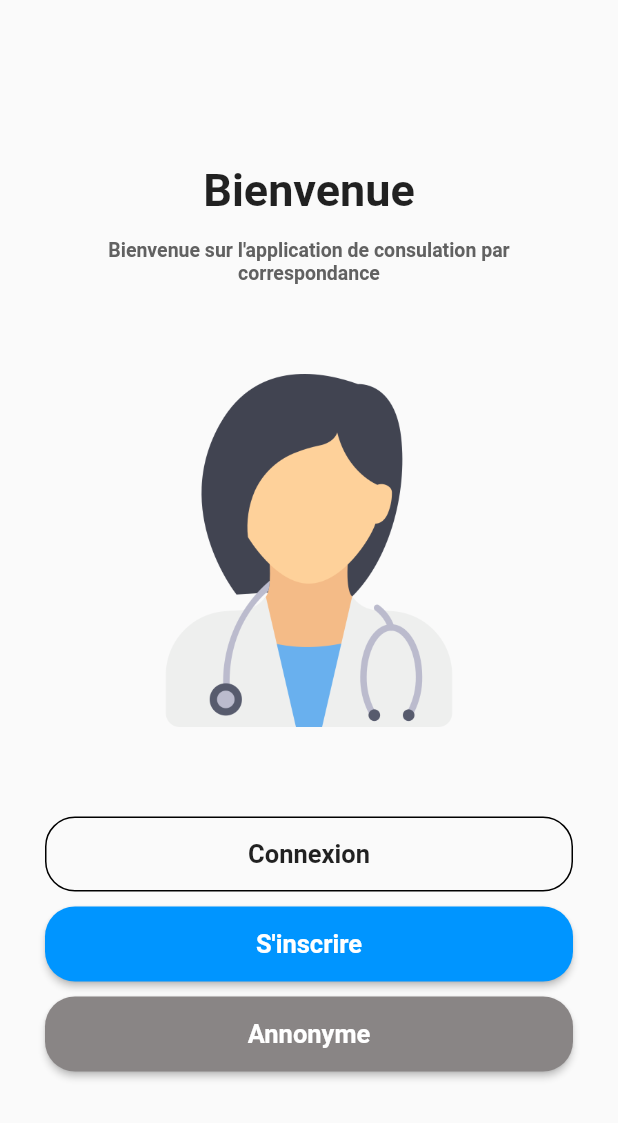
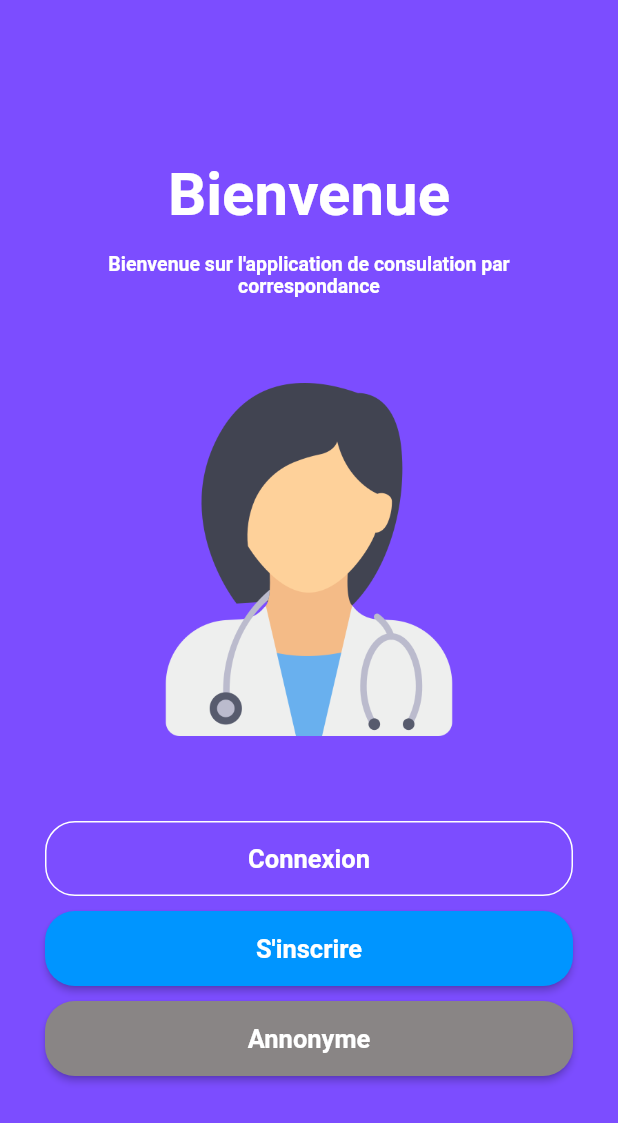
Before and after one commit to Scott-Tresor/school-tp, a Flutter app: the SplashPage screen opened directly, on a phone screen of 412 x 824 dp. Shown: the top 1123 px of the screen. Run offline on Flutter 3.47's test engine with Material 2 defaults, Android fonts, the phone set to English and light mode, and no system bars; our stand-ins replace cloud_firestore, firebase_auth, firebase_core; accounts and stored records are empty; network calls fail.

Commit message:
[FEAT]  add design for application

```diff
--- a/lib/main.dart
+++ b/lib/main.dart
@@ -1,5 +1,6 @@
 import 'package:firebase_core/firebase_core.dart';
 import 'package:flutter/material.dart';
+import 'package:flutter/services.dart';
 import 'package:flutter_app/models/user.dart';
 import 'package:flutter_app/services/auth/auth.dart';
 import 'package:flutter_app/ui/wrapper.dart';
@@ -8,6 +9,10 @@ import 'package:provider/provider.dart';
 void main() async {
   WidgetsFlutterBinding.ensureInitialized();
   await Firebase.initializeApp();
+  SystemChrome.setSystemUIOverlayStyle(SystemUiOverlayStyle(
+    systemNavigationBarColor: Colors.blue,
+    statusBarColor: Colors.deepPurpleAccent,
+  ));
   runApp(Main());
 }
 
@@ -18,6 +23,7 @@ class Main extends StatelessWidget {
       value: AuthService().user,
       initialData: null,
       child: MaterialApp(
+        color: Colors.white,
         debugShowCheckedModeBanner: false,
         home: WrapperPage(),
       ),
--- a/lib/ui/components/splash.dart
+++ b/lib/ui/components/splash.dart
@@ -20,6 +20,7 @@ class _SplashPageState extends State<SplashPage> {
         : Scaffold(
             body: SafeArea(
               child: Container(
+                color: Colors.deepPurpleAccent,
                 width: double.infinity,
                 height: MediaQuery.of(context).size.height,
                 padding: EdgeInsets.symmetric(horizontal: 30, vertical: 50),
@@ -31,7 +32,10 @@ class _SplashPageState extends State<SplashPage> {
                       children: [
                         Text(
                           "Bienvenue",
-                    style: TextStyle(fontWeight: FontWeight.bold, fontSize: 30),
+                          style: TextStyle(
+                              fontWeight: FontWeight.bold,
+                              fontSize: 40,
+                              color: Colors.white),
                         ),
                         SizedBox(
                           height: 15,
@@ -40,7 +44,7 @@ class _SplashPageState extends State<SplashPage> {
                           "Bienvenue sur l'application de consulation par correspondance",
                           textAlign: TextAlign.center,
                           style: TextStyle(
-                      color: Colors.grey[700],
+                            color: Colors.white,
                             fontWeight: FontWeight.w600,
                             fontSize: 13,
                           ),
@@ -63,12 +67,14 @@ class _SplashPageState extends State<SplashPage> {
                                 MaterialPageRoute(builder: (context) => LoginPage()));
                           },
                           shape: RoundedRectangleBorder(
-                        side: BorderSide(color: Colors.black),
+                              side: BorderSide(color: Colors.white),
                               borderRadius: BorderRadius.circular(20)),
                           child: Text(
                             "Connexion",
                             style: TextStyle(
-                                fontWeight: FontWeight.w600, fontSize: 17),
+                                fontWeight: FontWeight.w600,
+                                fontSize: 17,
+                                color: Colors.white),
                           ),
                         ),
                         SizedBox(
@@ -110,6 +116,7 @@ class _SplashPageState extends State<SplashPage> {
                                 print('Error de connexion');
                               });
                             }
+                            return result;
                           },
                           color: Color(0xFF898585),
                           shape: RoundedRectangleBorder(
--- a/pubspec.yaml
+++ b/pubspec.yaml
@@ -34,6 +34,7 @@ dependencies:
   cloud_firestore: ^1.0.6
   provider: ^5.0.0
   flutter_spinkit: ^5.0.0
+  firebase_messaging: ^9.1.3
 
 dev_dependencies:
   flutter_test:
```
Also changed, not shown: lib/ui/apps/home.dart (+13 -10 lines), lib/ui/auth/login.dart (+5 -2 lines), pubspec.lock. Lines whose indentation alone changed are shown as unchanged.
